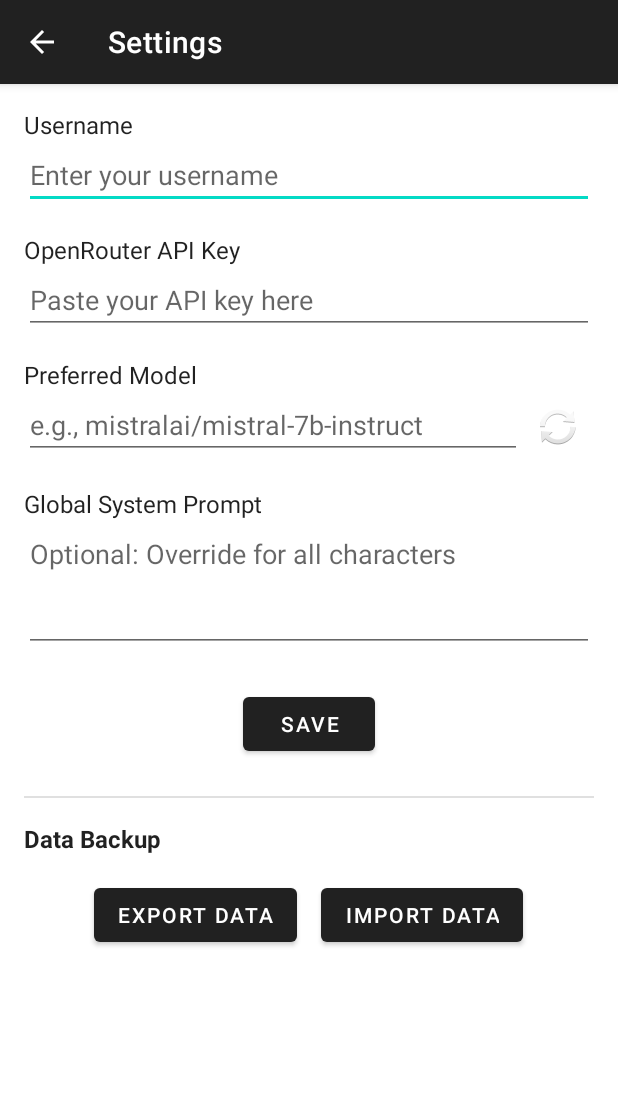
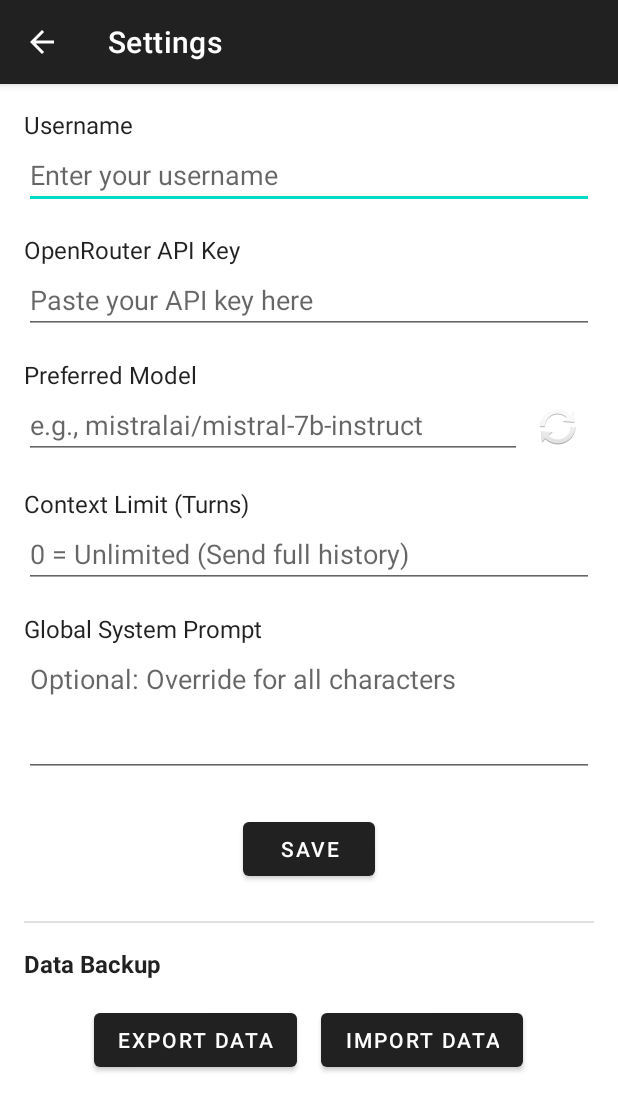
Before and after one commit to RealBlank21/Chatterbox_Android, an Android app: the screen it shows after launch (SettingsActivity), in the options menu, after a tap on "Settings", on a phone screen of 412 x 824 dp. Shown: the top 1111 px of the screen. Run offline under Robolectric (Android 15) with nearby library versions, the phone set to English and light mode, and no system bars; our stand-ins replace Room's generated code; pictures from the network do not load.

Commit message:
Added Context Limit globally and per character

```diff
--- a/app/src/main/java/com/example/testing/AppDatabase.java
+++ b/app/src/main/java/com/example/testing/AppDatabase.java
@@ -7,7 +7,7 @@ import androidx.room.RoomDatabase;
 import androidx.room.migration.Migration;
 import androidx.sqlite.db.SupportSQLiteDatabase;
 
-@Database(entities = {User.class, Character.class, Conversation.class, Message.class}, version = 10, exportSchema = false)
+@Database(entities = {User.class, Character.class, Conversation.class, Message.class}, version = 11, exportSchema = false)
 public abstract class AppDatabase extends RoomDatabase {
 
     public abstract UserDao userDao();
@@ -26,13 +26,24 @@ public abstract class AppDatabase extends RoomDatabase {
         }
     };
 
+    // NEW MIGRATION
+    static final Migration MIGRATION_10_11 = new Migration(10, 11) {
+        @Override
+        public void migrate(SupportSQLiteDatabase database) {
+            // Add column to user_config with default 0 (Unlimited)
+            database.execSQL("ALTER TABLE user_config ADD COLUMN default_context_limit INTEGER NOT NULL DEFAULT 0");
+            // Add column to character (nullable)
+            database.execSQL("ALTER TABLE character ADD COLUMN context_limit INTEGER");
+        }
+    };
+
     public static AppDatabase getInstance(final Context context) {
         if (INSTANCE == null) {
             synchronized (AppDatabase.class) {
                 if (INSTANCE == null) {
                     INSTANCE = Room.databaseBuilder(context.getApplicationContext(),
                                     AppDatabase.class, DATABASE_NAME)
-                            .addMigrations(MIGRATION_6_7)
+                            .addMigrations(MIGRATION_6_7, MIGRATION_10_11)
                             .fallbackToDestructiveMigration()
                             .build();
                 }
--- a/app/src/main/res/layout/activity_settings.xml
+++ b/app/src/main/res/layout/activity_settings.xml
@@ -80,7 +80,6 @@
                 android:contentDescription="Refresh Models" />
         </LinearLayout>
 
-        <!-- NEW: Model Details Section -->
         <TextView
             android:id="@+id/text_view_model_info"
             android:layout_width="match_parent"
@@ -92,6 +91,19 @@
             android:textSize="12sp"
             android:visibility="gone" />
 
+        <TextView
+            android:layout_width="wrap_content"
+            android:layout_height="wrap_content"
+            android:layout_marginTop="16dp"
+            android:text="@string/context_limit_turns"
+            android:textAppearance="?attr/textAppearanceListItem" />
+
+        <EditText
+            android:id="@+id/edit_text_context_limit"
+            android:layout_width="match_parent"
+            android:layout_height="wrap_content"
+            android:hint="@string/context_limit_hint"
+            android:inputType="number" />
         <TextView
             android:layout_width="wrap_content"
             android:layout_height="wrap_content"
--- a/app/src/main/res/values/strings.xml
+++ b/app/src/main/res/values/strings.xml
@@ -36,6 +36,9 @@
     <string name="copy_message">Copy Message</string>
     <string name="loading_credits">Loading credits...</string>
 
+    <string name="context_limit_turns">Context Limit (Turns)</string>
+    <string name="context_limit_hint">0 = Unlimited (Send full history)</string>
+
     <string-array name="ai_model_suggestions">
         <item>openai/gpt-5.1-chat</item>
         <item>google/gemini-2.5-pro</item>
```
Also changed, not shown: app/src/main/java/com/example/testing/AddEditCharacterActivity.java (+18 -2 lines), app/src/main/java/com/example/testing/Character.java (+23 -2 lines), app/src/main/java/com/example/testing/ConversationViewModel.java (+25 -1 lines), app/src/main/java/com/example/testing/SettingsActivity.java (+14 -2 lines), app/src/main/java/com/example/testing/SettingsViewModel.java (+6 -5 lines), app/src/main/java/com/example/testing/User.java (+17 -22 lines), app/src/main/res/layout/activity_add_edit_character.xml (+7 -0 lines).
